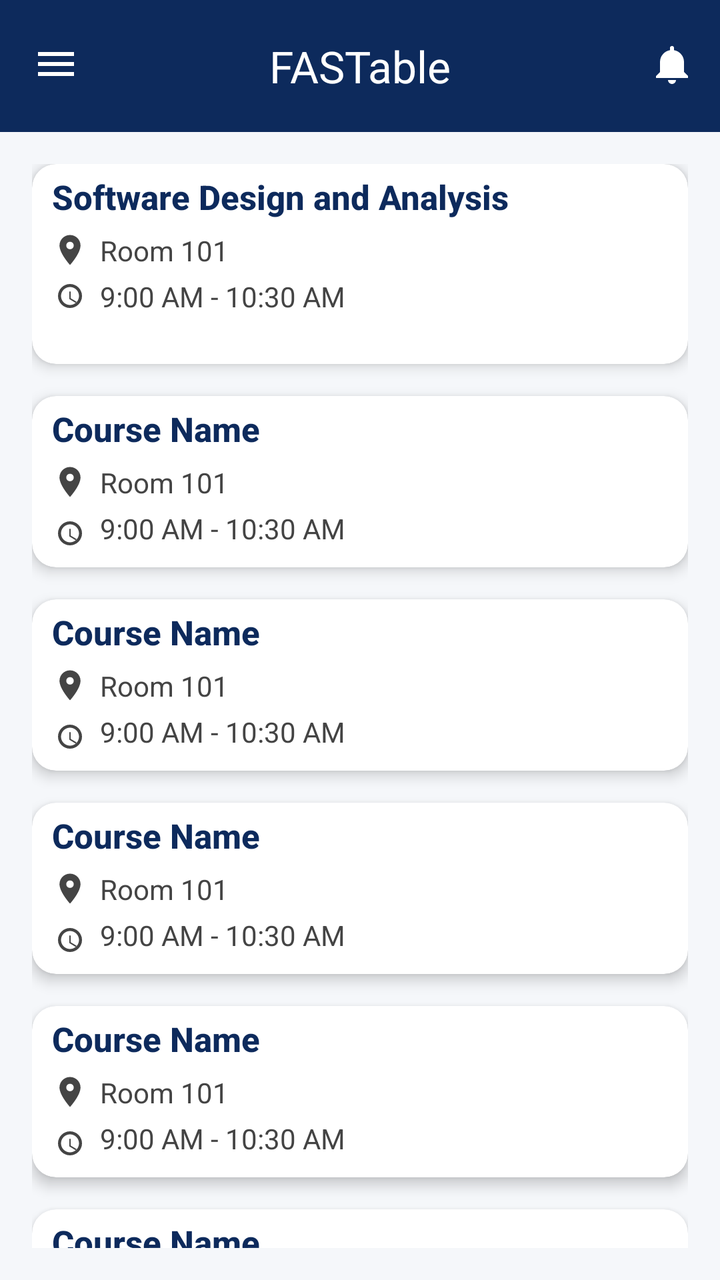
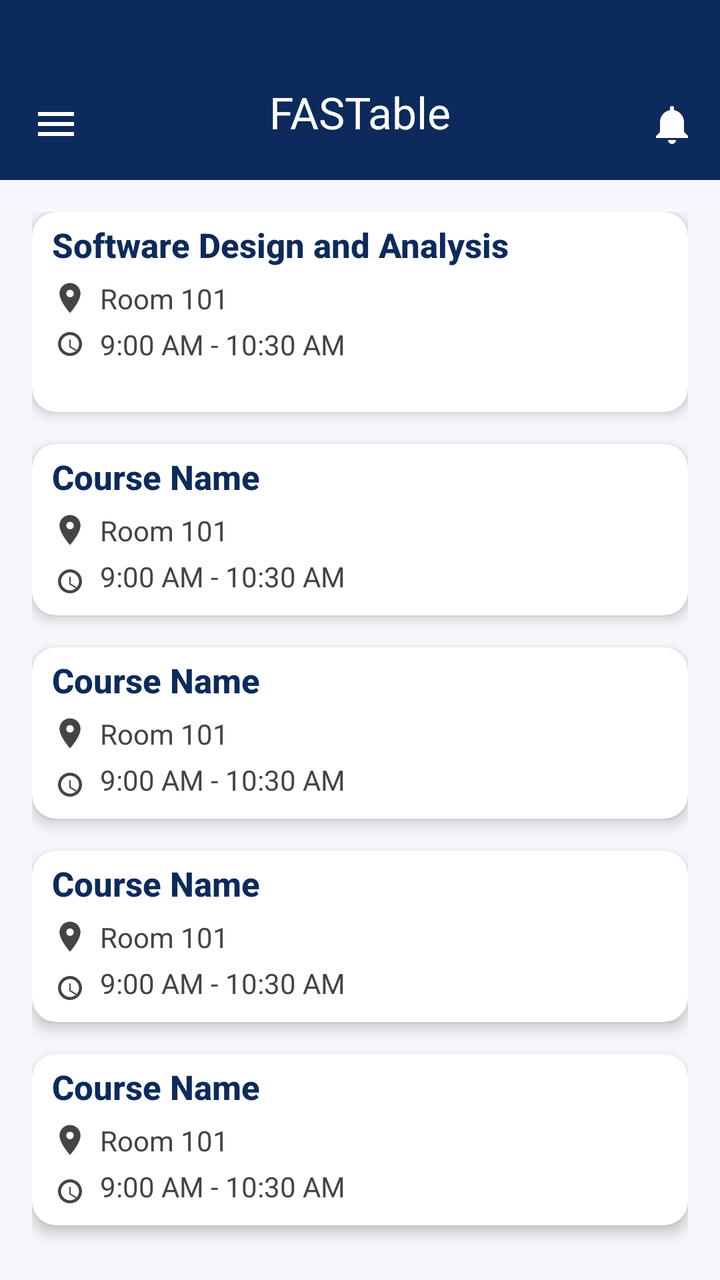

Screens rendered from an Android XML layout before and after an edit, with the pre-edit source and the edit as a unified diff.
<!-- AndroidManifest.xml: application theme Theme.FASTable -->
<!-- res/layout/activity_home.xml -->
<?xml version="1.0" encoding="utf-8"?>
<androidx.constraintlayout.widget.ConstraintLayout xmlns:android="http://schemas.android.com/apk/res/android"
    xmlns:app="http://schemas.android.com/apk/res-auto"
    xmlns:tools="http://schemas.android.com/tools"
    android:id="@+id/mainLayout"
    android:layout_width="match_parent"
    android:layout_height="match_parent"
    android:background="#F5F7FA"
    tools:context=".Home">

    
    <com.google.android.material.appbar.MaterialToolbar
        android:id="@+id/topAppBar"
        android:layout_width="0dp"
        android:layout_height="66dp"
        android:background="#0D2A5C"
        android:elevation="4dp"
        app:navigationIcon="@drawable/ic_menu"
        app:title="FASTable"
        app:titleCentered="true"
        app:titleTextColor="@android:color/white"
        app:menu="@menu/top_app_bar_menu"
        app:layout_constraintTop_toTopOf="parent"
        app:layout_constraintStart_toStartOf="parent"
        app:layout_constraintEnd_toEndOf="parent">


    </com.google.android.material.appbar.MaterialToolbar>

    
    <ScrollView
        android:id="@+id/scrollView"
        android:layout_width="0dp"
        android:layout_height="0dp"
        android:padding="16dp"
        app:layout_constraintTop_toBottomOf="@id/topAppBar"
        app:layout_constraintBottom_toBottomOf="parent"
        app:layout_constraintStart_toStartOf="parent"
        android:scrollbars="none"
        android:fadeScrollbars="false"
        app:layout_constraintEnd_toEndOf="parent">

        <LinearLayout
            android:layout_width="match_parent"
            android:layout_height="wrap_content"
            android:orientation="vertical">

            
            <androidx.cardview.widget.CardView
                android:layout_width="match_parent"
                android:layout_height="wrap_content"
                android:layout_marginBottom="16dp"
                android:backgroundTint="#FFFFFF"
                app:cardCornerRadius="12dp"
                app:cardElevation="4dp"
                android:padding="0dp">

                <LinearLayout
                    android:layout_width="match_parent"
                    android:layout_height="100sp"
                    android:orientation="vertical">

                    <TextView
                        android:paddingTop="5dp"
                        android:paddingLeft="10dp"
                        android:layout_width="wrap_content"
                        android:layout_height="wrap_content"
                        android:text="Software Design and Analysis"
                        android:textSize="17sp"
                        android:textStyle="bold"
                        android:textColor="#0D2A5C"
                        android:layout_marginBottom="6dp"
                        android:fontFamily="sans-serif-medium" />

                    <LinearLayout
                        android:paddingLeft="10dp"
                        android:layout_width="wrap_content"
                        android:layout_height="wrap_content"
                        android:orientation="horizontal"
                        android:layout_marginBottom="4dp"
                        android:gravity="center_vertical">

                        <ImageView
                            android:layout_width="18dp"
                            android:layout_height="18dp"
                            android:layout_marginEnd="6dp"
                            android:src="@drawable/ic_location"
                            app:tint="#444" />

                        <TextView
                            android:layout_width="wrap_content"
                            android:layout_height="wrap_content"
                            android:text="Room 101"
                            android:textColor="#444"
                            android:textSize="14sp" />
                    </LinearLayout>

                    <LinearLayout
                        android:paddingLeft="10dp"
                        android:layout_width="wrap_content"
                        android:layout_height="wrap_content"
                        android:orientation="horizontal"
                        android:gravity="center_vertical">

                        <ImageView
                            android:layout_width="18dp"
                            android:layout_height="18dp"
                            android:layout_marginEnd="6dp"
                            android:src="@drawable/ic_clock"
                            app:tint="#444" />

                        <TextView
                            android:layout_width="wrap_content"
                            android:layout_height="wrap_content"
                            android:text="9:00 AM - 10:30 AM"
                            android:textColor="#444"
                            android:textSize="14sp" />
                    </LinearLayout>
                </LinearLayout>
            </androidx.cardview.widget.CardView>

            
            <include layout="@layout/item_course_card"
                android:id="@+id/card_data_structures"
                android:layout_width="match_parent"
                android:layout_height="wrap_content"
                android:layout_marginBottom="16dp"
                android:tag="Data Structures|Room 205|11:00 AM - 12:30 PM" />

            <include layout="@layout/item_course_card"
                android:id="@+id/card_networks"
                android:layout_width="match_parent"
                android:layout_height="wrap_content"
                android:layout_marginBottom="16dp"
                android:tag="Computer Networks|Lab 3|2:00 PM - 3:30 PM" />

            <include layout="@layout/item_course_card"
                android:id="@+id/card_db"
                android:layout_width="match_parent"
                android:layout_height="wrap_content"
                android:layout_marginBottom="16dp"
                android:tag="Database Systems|Room 301|4:00 PM - 5:30 PM" />

            <include layout="@layout/item_course_card"
                android:id="@+id/card_ml"
                android:layout_width="match_parent"
                android:layout_height="wrap_content"
                android:layout_marginBottom="16dp"
                android:tag="Machine Learning|Room 202|9:00 AM - 10:30 AM" />

            <include layout="@layout/item_course_card"
                android:id="@+id/card_web"
                android:layout_width="match_parent"
                android:layout_height="wrap_content"
                android:layout_marginBottom="16dp"
                android:tag="Web Development|Lab 1|11:00 AM - 12:30 PM" />
            <include layout="@layout/item_course_card"
                android:id="@+id/card_app"
                android:layout_width="match_parent"
                android:layout_height="wrap_content"
                android:layout_marginBottom="16dp"
                android:tag="App Development|Lab 1|11:00 AM - 12:30 PM" />
            <include layout="@layout/item_course_card"
                android:id="@+id/card_se"
                android:layout_width="match_parent"
                android:layout_height="wrap_content"
                android:layout_marginBottom="16dp"
                android:tag="Software Development|Lab 1|11:00 AM - 12:30 PM" />
        </LinearLayout>
    </ScrollView>
</androidx.constraintlayout.widget.ConstraintLayout>
<!-- res/layout/item_course_card.xml (included above) -->
<?xml version="1.0" encoding="utf-8"?>
<androidx.cardview.widget.CardView xmlns:android="http://schemas.android.com/apk/res/android"
    xmlns:app="http://schemas.android.com/apk/res-auto"
    android:layout_width="match_parent"
    android:layout_height="wrap_content"
    android:backgroundTint="#FFFFFF"
    app:cardCornerRadius="12dp"
    app:cardElevation="4dp"
    android:padding="16dp">

    <LinearLayout
        android:layout_width="match_parent"
        android:layout_height="wrap_content"
        android:orientation="vertical">

        <TextView
            android:paddingTop="5dp"
            android:paddingLeft="10dp"
            android:id="@+id/textCourseName"
            android:layout_width="wrap_content"
            android:layout_height="wrap_content"
            android:text="Course Name"
            android:textSize="17sp"
            android:textStyle="bold"
            android:textColor="#0D2A5C"
            android:layout_marginBottom="6dp"
            android:fontFamily="sans-serif-medium" />

        <LinearLayout
            android:paddingLeft="10dp"
            android:layout_width="wrap_content"
            android:layout_height="wrap_content"
            android:orientation="horizontal"
            android:layout_marginBottom="4dp"
            android:gravity="center_vertical">

            <ImageView
                android:layout_width="18dp"
                android:layout_height="18dp"
                android:layout_marginEnd="6dp"
                android:src="@drawable/ic_location"
                app:tint="#444" />

            <TextView
                android:id="@+id/textLocation"
                android:layout_width="wrap_content"
                android:layout_height="wrap_content"
                android:text="Room 101"
                android:textColor="#444"
                android:textSize="14sp" />
        </LinearLayout>

        <LinearLayout
            android:paddingLeft="10dp"
            android:paddingBottom="5dp"
            android:layout_width="wrap_content"
            android:layout_height="wrap_content"
            android:orientation="horizontal"
            android:gravity="center_vertical">

            <ImageView
                android:layout_width="18dp"
                android:layout_height="18dp"
                android:layout_marginEnd="6dp"
                android:src="@drawable/ic_clock"
                app:tint="#444" />

            <TextView
                android:paddingBottom="5dp"
                android:id="@+id/textTime"
                android:layout_width="wrap_content"
                android:layout_height="wrap_content"
                android:text="9:00 AM - 10:30 AM"
                android:textColor="#444"
                android:textSize="14sp" />
        </LinearLayout>
    </LinearLayout>
</androidx.cardview.widget.CardView>
<!-- resources referenced by this layout -->
<resources>
  <!-- drawable ic_clock (drawable) -->
  <vector xmlns:android="http://schemas.android.com/apk/res/android"
      android:width="24dp"
      android:height="24dp"
      android:viewportWidth="24"
      android:viewportHeight="24">
      <path
          android:fillColor="#000000"
          android:pathData="M12,20c4.4,0 8,-3.6 8,-8s-3.6,-8 -8,-8 -8,3.6 -8,8 3.6,8 8,8zm0,-14c3.3,0 6,2.7 6,6s-2.7,6 -6,6 -6,-2.7 -6,-6 2.7,-6 6,-6zm0.5,3h-1v5l4.3,2.6 0.5,-0.8 -3.8,-2.3v-4.5z" />
  </vector>
  <!-- drawable ic_location (drawable) -->
  <vector xmlns:android="http://schemas.android.com/apk/res/android"
      android:width="24dp"
      android:height="24dp"
      android:viewportWidth="24"
      android:viewportHeight="24">
      <path
          android:fillColor="#000000"
          android:pathData="M12,2C8.1,2 5,5.1 5,9c0,5.3 7,13 7,13s7,-7.7 7,-13c0,-3.9 -3.1,-7 -7,-7zM12,11.5c-1.4,0 -2.5,-1.1 -2.5,-2.5s1.1,-2.5 2.5,-2.5 2.5,1.1 2.5,2.5 -1.1,2.5 -2.5,2.5z" />
  </vector>
  <!-- drawable ic_menu (drawable) -->
  <vector xmlns:android="http://schemas.android.com/apk/res/android"
      android:width="24dp"
      android:height="24dp"
      android:viewportWidth="24"
      android:viewportHeight="24">
      <path
          android:fillColor="#FFF"
          android:pathData="M3,6h18v2H3V6zm0,5h18v2H3v-2zm0,5h18v2H3v-2z"/>
  </vector>
  <style name="Theme.FASTable" parent="Base.Theme.FASTable" />
  <style name="Base.Theme.FASTable" parent="Theme.Material3.DayNight.NoActionBar">
          
          
      </style>
</resources>

<!-- the commit's change to res/layout/activity_home.xml (unified diff, before → after) -->
@@ -12,9 +12,11 @@
     <com.google.android.material.appbar.MaterialToolbar
         android:id="@+id/topAppBar"
         android:layout_width="0dp"
-        android:layout_height="66dp"
+        android:layout_height="90dp"
         android:background="#0D2A5C"
         android:elevation="4dp"
+        android:paddingTop="30dp"
+        android:paddingBottom="8dp"
         app:navigationIcon="@drawable/ic_menu"
         app:title="FASTable"
         app:titleCentered="true"
